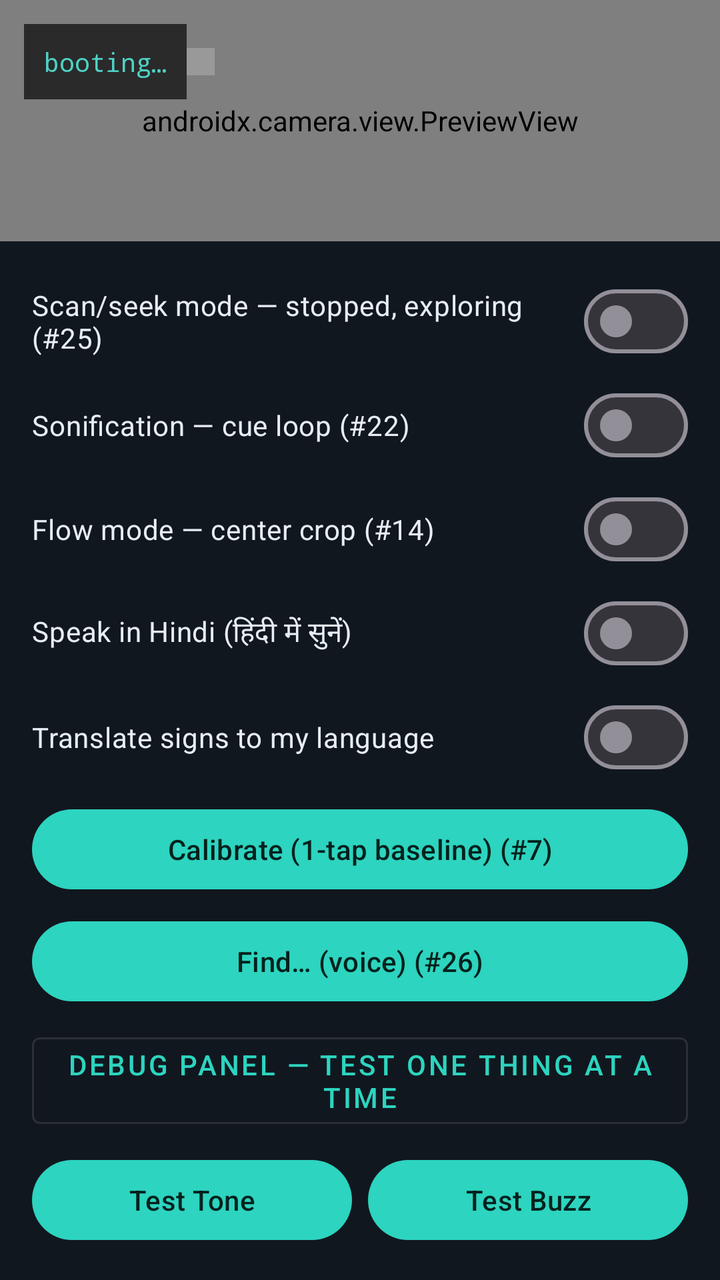
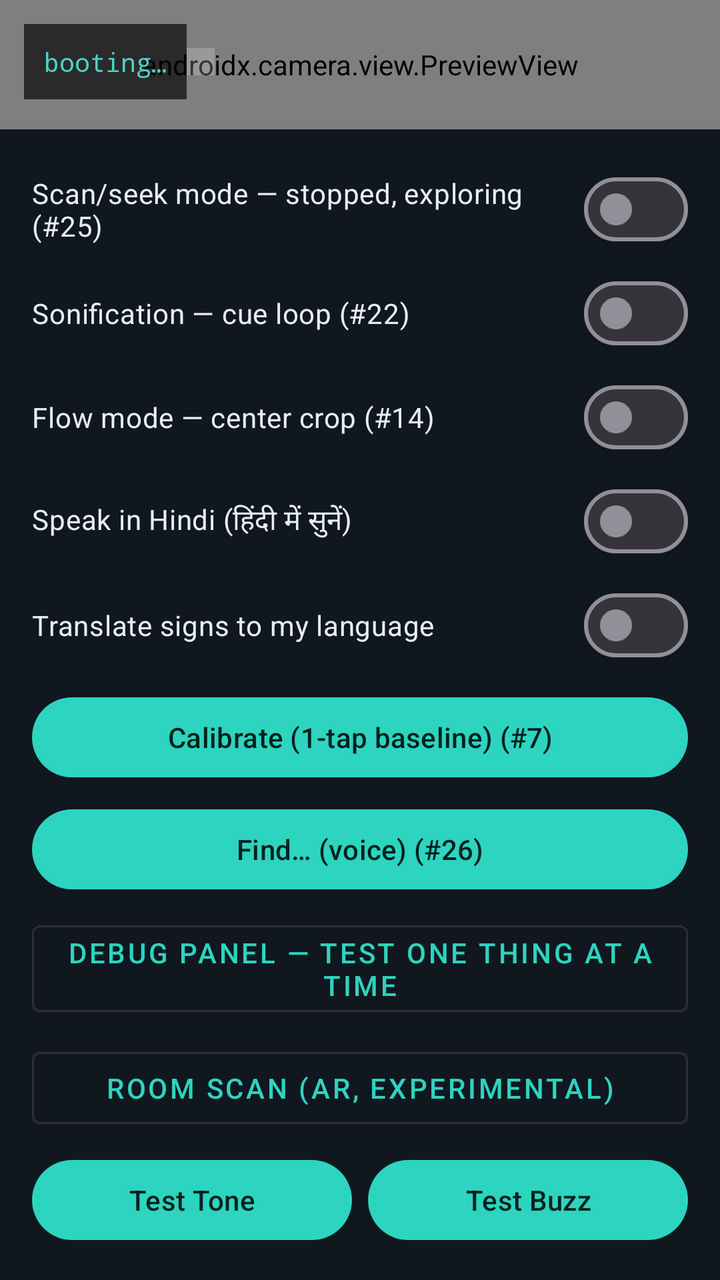

Screens rendered from an Android XML layout before and after an edit, with the pre-edit source and the edit as a unified diff.
<!-- AndroidManifest.xml: application theme Theme.SecondSense -->
<!-- res/layout/activity_main.xml -->
<?xml version="1.0" encoding="utf-8"?>
<androidx.constraintlayout.widget.ConstraintLayout
    xmlns:android="http://schemas.android.com/apk/res/android"
    xmlns:app="http://schemas.android.com/apk/res-auto"
    android:layout_width="match_parent"
    android:layout_height="match_parent"
    android:background="@color/ss_bg">

    <androidx.camera.view.PreviewView
        android:id="@+id/preview"
        android:layout_width="0dp"
        android:layout_height="0dp"
        app:layout_constraintTop_toTopOf="parent"
        app:layout_constraintStart_toStartOf="parent"
        app:layout_constraintEnd_toEndOf="parent"
        app:layout_constraintBottom_toTopOf="@id/controls" />

    
    <TextView
        android:id="@+id/hud"
        android:layout_width="wrap_content"
        android:layout_height="wrap_content"
        android:layout_margin="12dp"
        android:padding="10dp"
        android:background="@color/ss_hud_scrim"
        android:fontFamily="monospace"
        android:textColor="@color/ss_accent"
        android:textSize="13sp"
        android:text="@string/hud_booting"
        app:layout_constraintTop_toTopOf="parent"
        app:layout_constraintStart_toStartOf="parent" />

    
    <View
        android:id="@+id/tierBadge"
        android:layout_width="14dp"
        android:layout_height="0dp"
        android:layout_marginTop="12dp"
        android:layout_marginBottom="12dp"
        android:background="#33FFFFFF"
        app:layout_constraintTop_toTopOf="@id/hud"
        app:layout_constraintBottom_toBottomOf="@id/hud"
        app:layout_constraintStart_toEndOf="@id/hud" />

    
    <ImageView
        android:id="@+id/dashboardQr"
        android:layout_width="90dp"
        android:layout_height="90dp"
        android:layout_margin="12dp"
        android:background="@color/ss_hud_scrim"
        android:contentDescription="@string/dashboard_qr_desc"
        android:visibility="gone"
        app:layout_constraintTop_toTopOf="parent"
        app:layout_constraintEnd_toEndOf="parent" />

    <TextView
        android:id="@+id/dashboardUrl"
        android:layout_width="90dp"
        android:layout_height="wrap_content"
        android:layout_marginEnd="12dp"
        android:background="@color/ss_hud_scrim"
        android:fontFamily="monospace"
        android:gravity="center"
        android:textColor="@color/ss_accent"
        android:textSize="9sp"
        android:visibility="gone"
        app:layout_constraintTop_toBottomOf="@id/dashboardQr"
        app:layout_constraintEnd_toEndOf="parent" />

    <LinearLayout
        android:id="@+id/controls"
        android:layout_width="match_parent"
        android:layout_height="wrap_content"
        android:orientation="vertical"
        android:padding="16dp"
        android:background="@color/ss_panel"
        app:layout_constraintBottom_toBottomOf="parent">

        <com.google.android.material.materialswitch.MaterialSwitch
            android:id="@+id/switchMode"
            android:layout_width="match_parent"
            android:layout_height="wrap_content"
            android:layout_marginBottom="4dp"
            android:textColor="@color/ss_text"
            android:text="@string/mode_scan_seek" />

        <com.google.android.material.materialswitch.MaterialSwitch
            android:id="@+id/switchSonify"
            android:layout_width="match_parent"
            android:layout_height="wrap_content"
            android:layout_marginBottom="4dp"
            android:textColor="@color/ss_text"
            android:text="@string/sonify" />

        <com.google.android.material.materialswitch.MaterialSwitch
            android:id="@+id/switchCenterCrop"
            android:layout_width="match_parent"
            android:layout_height="wrap_content"
            android:layout_marginBottom="4dp"
            android:textColor="@color/ss_text"
            android:text="@string/flow_center_crop" />

        <com.google.android.material.materialswitch.MaterialSwitch
            android:id="@+id/switchHindi"
            android:layout_width="match_parent"
            android:layout_height="wrap_content"
            android:layout_marginBottom="4dp"
            android:textColor="@color/ss_text"
            android:text="@string/speak_hindi" />

        <com.google.android.material.materialswitch.MaterialSwitch
            android:id="@+id/switchTranslate"
            android:layout_width="match_parent"
            android:layout_height="wrap_content"
            android:layout_marginBottom="8dp"
            android:textColor="@color/ss_text"
            android:text="@string/translate_signs" />

        <com.google.android.material.button.MaterialButton
            android:id="@+id/btnCalibrate"
            android:layout_width="match_parent"
            android:layout_height="wrap_content"
            android:layout_marginBottom="8dp"
            android:text="@string/calibrate" />

        <com.google.android.material.button.MaterialButton
            android:id="@+id/btnFind"
            android:layout_width="match_parent"
            android:layout_height="wrap_content"
            android:layout_marginBottom="8dp"
            android:text="@string/find_voice" />

        <com.google.android.material.button.MaterialButton
            android:id="@+id/btnDebugPanel"
            style="@style/Widget.MaterialComponents.Button.OutlinedButton"
            android:layout_width="match_parent"
            android:layout_height="wrap_content"
            android:layout_marginBottom="8dp"
            android:text="@string/debug_panel" />

        <LinearLayout
            android:layout_width="match_parent"
            android:layout_height="wrap_content"
            android:orientation="horizontal">

            <com.google.android.material.button.MaterialButton
                android:id="@+id/btnTestTone"
                android:layout_width="0dp"
                android:layout_height="wrap_content"
                android:layout_weight="1"
                android:layout_marginEnd="8dp"
                android:text="@string/test_tone" />

            <com.google.android.material.button.MaterialButton
                android:id="@+id/btnTestBuzz"
                android:layout_width="0dp"
                android:layout_height="wrap_content"
                android:layout_weight="1"
                android:text="@string/test_buzz" />
        </LinearLayout>
    </LinearLayout>

</androidx.constraintlayout.widget.ConstraintLayout>
<!-- resources referenced by this layout -->
<resources>
  <color name="ss_accent">#4FD1C5</color>
  <color name="ss_bg">#0B0F14</color>
  <color name="ss_hud_scrim">#AA000000</color>
  <color name="ss_panel">#11171F</color>
  <color name="ss_text">#E6EDF3</color>
  <string name="calibrate">Calibrate (1-tap baseline) (#7)</string>
  <string name="dashboard_qr_desc">QR code to open the live dashboard on a laptop</string>
  <string name="debug_panel">Debug Panel — test one thing at a time</string>
  <string name="find_voice">Find… (voice) (#26)</string>
  <string name="flow_center_crop">Flow mode — center crop (#14)</string>
  <string name="hud_booting">booting…</string>
  <string name="mode_scan_seek">Scan/seek mode — stopped, exploring (#25)</string>
  <string name="sonify">Sonification — cue loop (#22)</string>
  <string name="speak_hindi">Speak in Hindi (हिंदी में सुनें)</string>
  <string name="test_buzz">Test Buzz</string>
  <string name="test_tone">Test Tone</string>
  <string name="translate_signs">Translate signs to my language</string>
  <style name="Theme.SecondSense" parent="Theme.Material3.Dark.NoActionBar">
          <item name="colorPrimary">@color/ss_primary</item>
          <item name="colorOnPrimary">@color/ss_on_primary</item>
          <item name="android:statusBarColor">@color/ss_bg</item>
          <item name="android:navigationBarColor">@color/ss_panel</item>
      </style>
  <color name="ss_primary">#2DD4BF</color>
  <color name="ss_on_primary">#04211D</color>
</resources>

<!-- the commit's change to res/layout/activity_main.xml (unified diff, before → after) -->
@@ -139,6 +139,14 @@
             android:layout_marginBottom="8dp"
             android:text="@string/debug_panel" />
 
+        <com.google.android.material.button.MaterialButton
+            android:id="@+id/btnRoomScan"
+            style="@style/Widget.MaterialComponents.Button.OutlinedButton"
+            android:layout_width="match_parent"
+            android:layout_height="wrap_content"
+            android:layout_marginBottom="8dp"
+            android:text="@string/room_scan" />
+
         <LinearLayout
             android:layout_width="match_parent"
             android:layout_height="wrap_content"
<!-- resource entries referenced after the edit -->
@@ -12,6 +12,7 @@
   <string name="flow_center_crop">Flow mode — center crop (#14)</string>
   <string name="hud_booting">booting…</string>
   <string name="mode_scan_seek">Scan/seek mode — stopped, exploring (#25)</string>
+  <string name="room_scan">Room scan (AR, experimental)</string>
   <string name="sonify">Sonification — cue loop (#22)</string>
   <string name="speak_hindi">Speak in Hindi (हिंदी में सुनें)</string>
   <string name="test_buzz">Test Buzz</string>
